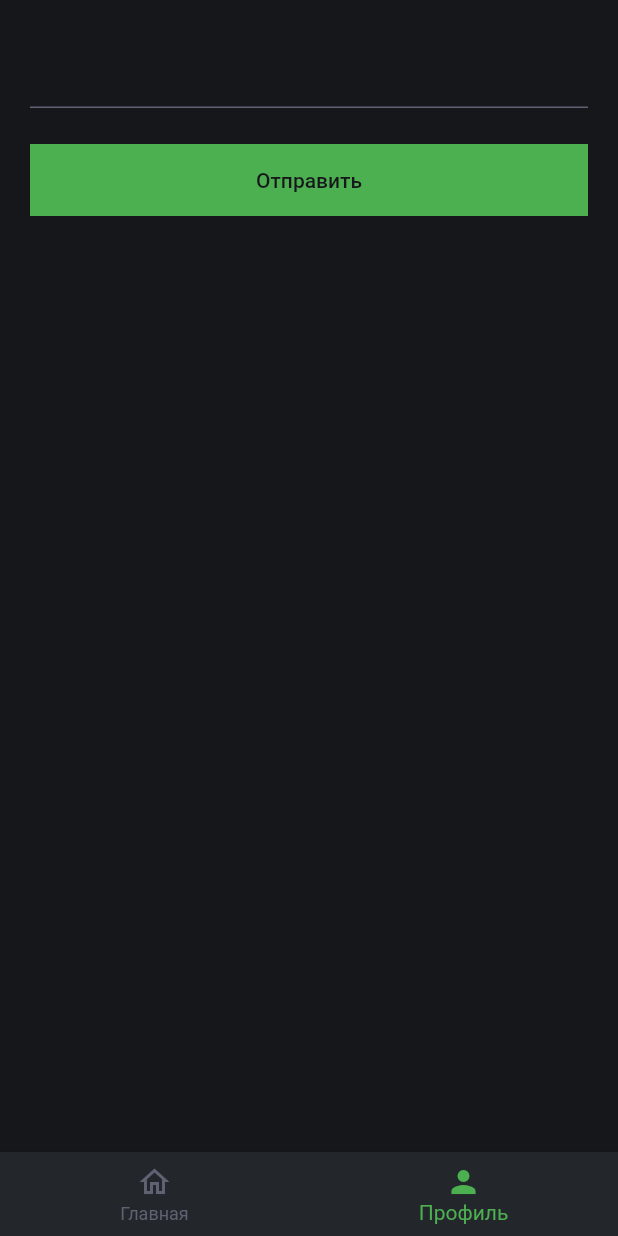
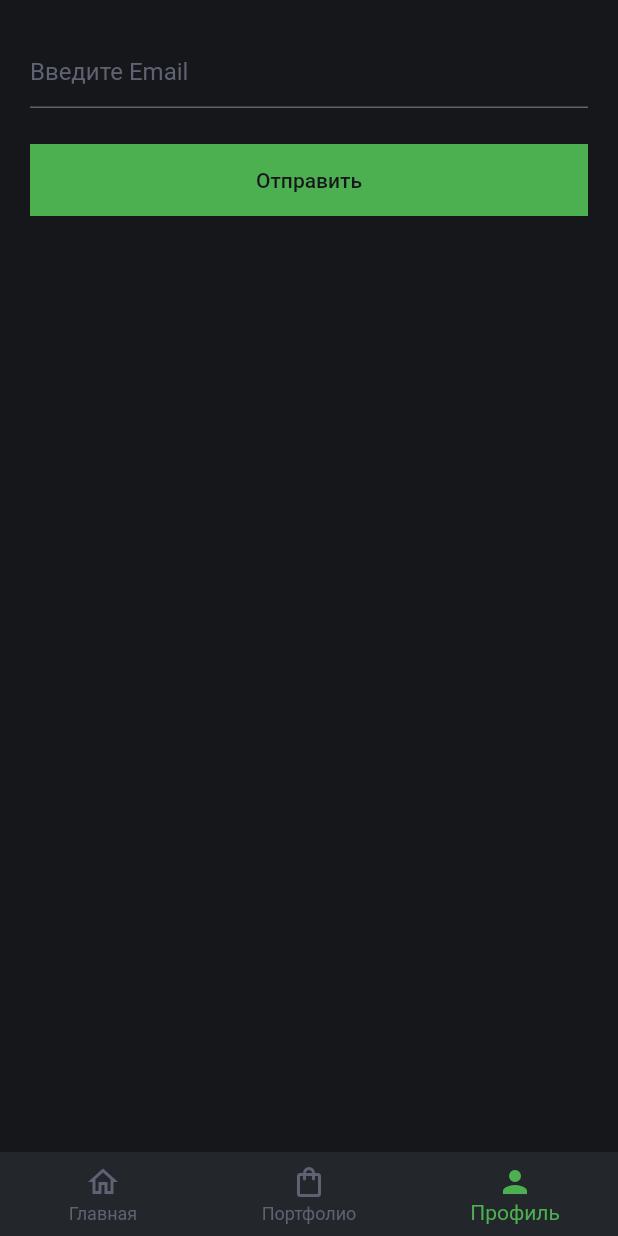
Before and after one commit to Kar1ch/vdole_mobile, a Flutter app: the screen it shows after launch, on a phone screen of 412 x 824 dp. Run offline on Flutter 3.47's test engine with Material 2 defaults, Android fonts, the phone set to English and light mode, and no system bars; our stand-ins replace email_validator.

Commit message:
Добавил портфолио

```diff
--- a/lib/presentaion/pages/home_page.dart
+++ b/lib/presentaion/pages/home_page.dart
@@ -2,18 +2,19 @@ import 'package:flutter/material.dart';
 import 'package:vdole_mobile/presentaion/colors.dart';
 import 'package:vdole_mobile/presentaion/pages/rating/rating_page.dart';
 import 'package:vdole_mobile/presentaion/pages/profile/profile_page.dart';
+import 'package:vdole_mobile/presentaion/pages/portfolio/portfolio.dart';
 
 class HomePage extends StatefulWidget{
   const HomePage({Key? key}) : super(key: key);
 
   @override
-  _HomePageState createState() => _HomePageState(1);//Единица указана до тех пор пока не прекратится отладка профиля
+  _HomePageState createState() => _HomePageState(2);//Единица указана до тех пор пока не прекратится отладка профиля
 
 }
 
 class _HomePageState extends State<HomePage>{
   int _activePage = 0;
-  final List<Widget> _tabItems = [RatingPage(), ProfilePage()];
+  final List<Widget> _tabItems = [RatingPage(), PortfolioPage(), ProfilePage()];
 
   _HomePageState(int SelectedPage){
     _activePage = SelectedPage;
@@ -38,6 +39,11 @@ class _HomePageState extends State<HomePage>{
             label: 'Главная',
           ),
           BottomNavigationBarItem(
+            activeIcon: Icon(Icons.shopping_bag),
+            icon: Icon(Icons.shopping_bag_outlined),
+            label: 'Портфолио',
+          ),
+          BottomNavigationBarItem(
             activeIcon: Icon(Icons.person),
             icon: Icon(Icons.person_outlined),
             label: 'Профиль',
```
Also changed, not shown: lib/presentaion/pages/portfolio/portfolio.dart (added, +39 -0 lines), lib/presentaion/pages/profile/profile_page.dart (+4 -4 lines).
